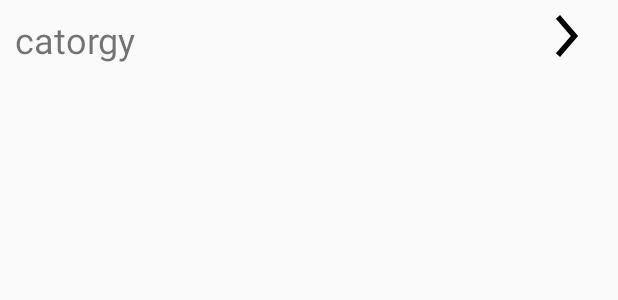
After one commit to mahmoudelgamal1997/Shefaa, an Android app: the layout listview_catorgy_item.xml on its own in the app's theme, with its tools: preview values and no code run, on a phone screen of 412 x 824 dp. The commit adds this screen. Shown: the top 300 px of the screen. Run offline under Robolectric (Android 15) with nearby library versions, the phone set to English and light mode, and no system bars.

Commit message:
add Catorgy

```diff
--- a/app/build.gradle
+++ b/app/build.gradle
@@ -38,6 +38,7 @@ dependencies {
     compile 'com.google.android.gms:play-services-auth:9.0.2'
     compile 'com.google.firebase:firebase-config:9.0.2'
     compile 'com.google.firebase:firebase-core:9.0.2'
+    compile 'com.firebaseui:firebase-ui-database:0.4.0'
     compile 'com.android.support.constraint:constraint-layout:1.0.2'
     compile 'com.android.support.constraint:constraint-layout-solver:1.0.2'
     compile 'de.hdodenhof:circleimageview:2.2.0'
--- /dev/null
+++ b/app/src/main/res/layout/listview_catorgy_item.xml
@@ -0,0 +1,22 @@
+<?xml version="1.0" encoding="utf-8"?>
+<RelativeLayout xmlns:android="http://schemas.android.com/apk/res/android"
+     android:layout_width="match_parent"
+    android:layout_height="match_parent">
+
+
+    <TextView
+        android:layout_width="wrap_content"
+        android:layout_height="wrap_content"
+        android:text="catorgy"
+        android:id="@+id/txt_catorgy"
+        android:textSize="24dp"
+        android:layout_margin="10dp"
+        />
+    <ImageView
+        android:layout_width="wrap_content"
+        android:layout_height="wrap_content"
+        android:src="@mipmap/next"
+        android:layout_alignParentRight="true"
+        android:layout_marginRight="10dp"
+        />
+</RelativeLayout>
--- a/build.gradle
+++ b/build.gradle
@@ -1,6 +1,7 @@
 // Top-level build file where you can add configuration options common to all sub-projects/modules.
 
 buildscript {
+    ext.kotlin_version = '1.2.71'
     repositories {
         jcenter()
 
```
Also changed, not shown: app/src/main/java/com/example2017/android/shefaa/MainActivity.java (+28 -0 lines), app/src/main/res/layout/activity_main.xml (+19 -5 lines), app/src/main/next-web.png (added), app/src/main/res/mipmap-hdpi/next.png (added), app/src/main/res/mipmap-mdpi/next.png (added), app/src/main/res/mipmap-xhdpi/next.png (added), app/src/main/res/mipmap-xxhdpi/next.png (added), app/src/main/res/mipmap-xxxhdpi/next.png (added).
